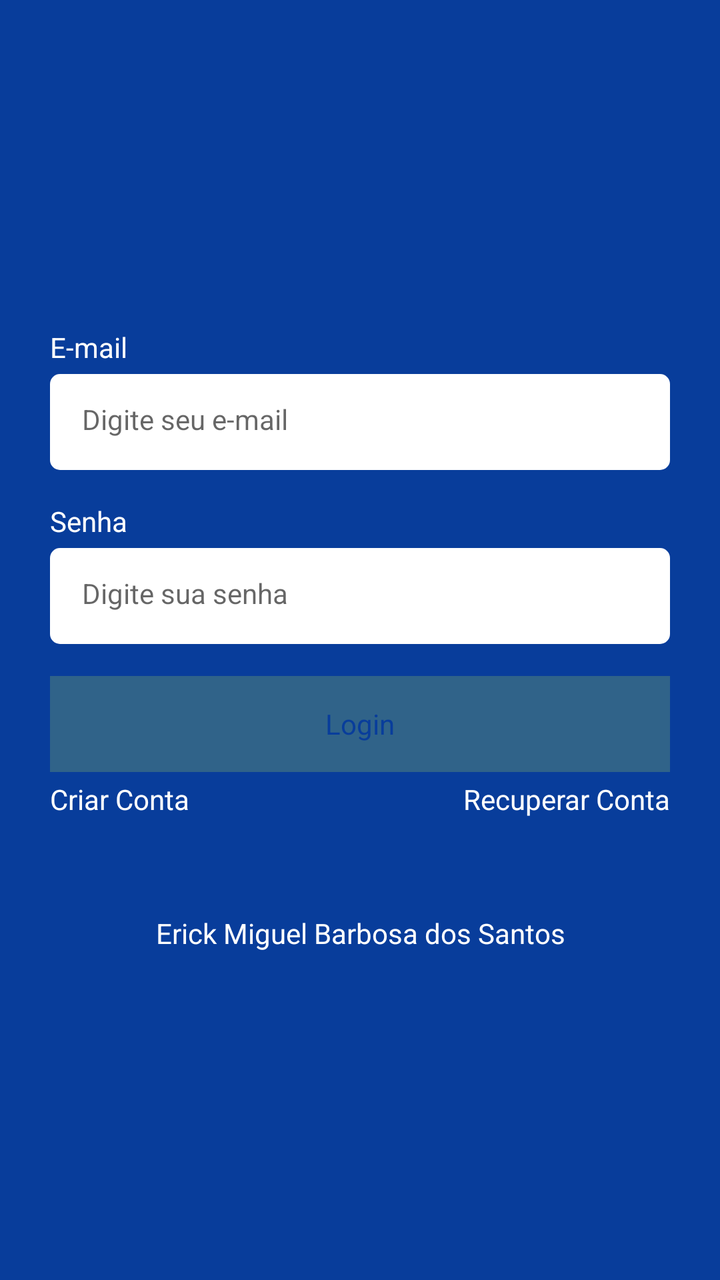
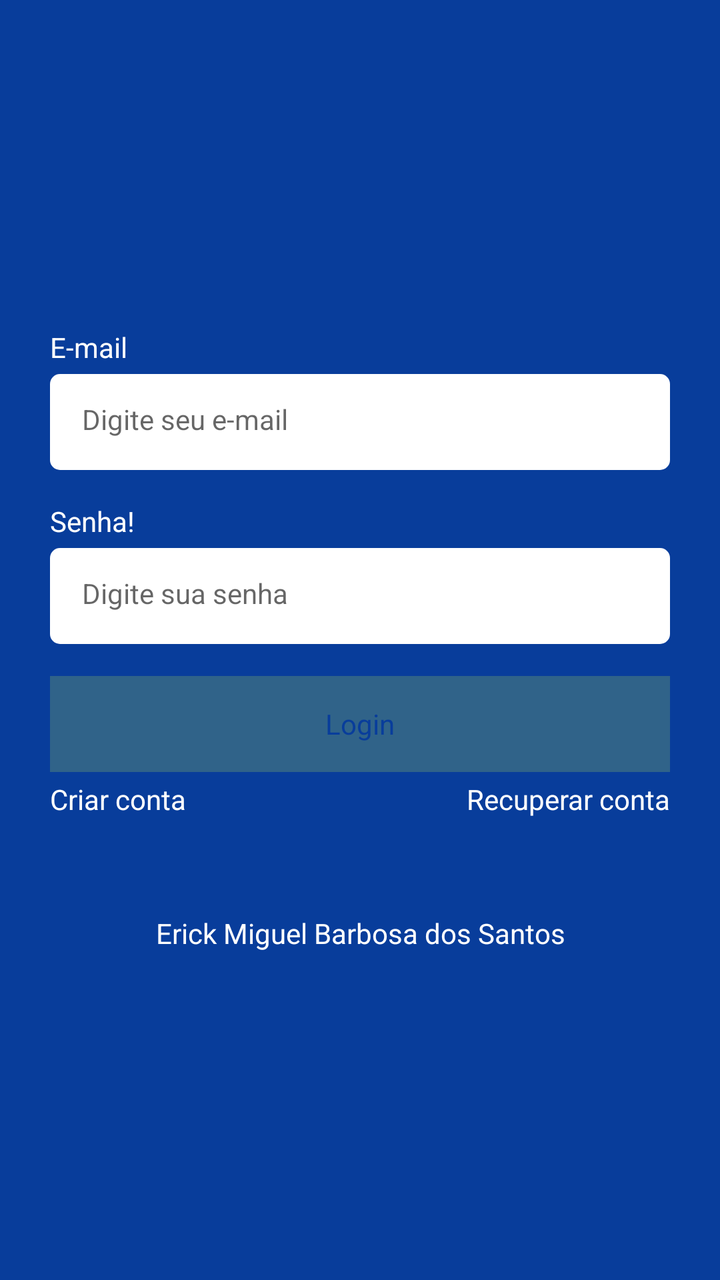

Screens rendered from an Android XML layout before and after an edit, with the pre-edit source and the edit as a unified diff.
<!-- AndroidManifest.xml: application theme Theme.Task -->
<!-- res/layout/fragment_login.xml -->
<?xml version="1.0" encoding="utf-8"?>
<androidx.constraintlayout.widget.ConstraintLayout xmlns:android="http://schemas.android.com/apk/res/android"
    xmlns:tools="http://schemas.android.com/tools"
    android:layout_width="match_parent"
    android:layout_height="match_parent"
    xmlns:app="http://schemas.android.com/apk/res-auto"
    tools:context=".ui.auth.LoginFragment">

   <LinearLayout
       android:id="@+id/linearLayout"
       android:layout_width="0dp"
       android:layout_height="wrap_content"
       app:layout_constraintBottom_toBottomOf="parent"
       app:layout_constraintEnd_toEndOf="parent"
       app:layout_constraintStart_toStartOf="parent"
       app:layout_constraintTop_toTopOf="parent"
       android:orientation="vertical"
       android:layout_marginHorizontal="25dp">

       <TextView
           android:layout_width="wrap_content"
           android:layout_height="wrap_content"
           android:text="E-mail"
           android:textColor="@color/white"/>

       <EditText
           android:id="@+id/editEmail"
           android:layout_width="match_parent"
           android:layout_height="48dp"
           android:hint="Digite seu e-mail"
           android:inputType="textEmailAddress"
           android:layout_marginTop="4dp"
           style="@style/EditTextTheme"/>

       <TextView
           android:layout_width="wrap_content"
           android:layout_height="wrap_content"
           android:text="Senha"
           android:textColor="@color/white"
           android:layout_marginTop="16dp"/>

       <EditText
           android:id="@+id/editSenha"
           android:layout_width="match_parent"
           android:layout_height="48dp"
           android:inputType="textPassword"
           android:hint="Digite sua senha"
           android:layout_marginTop="4dp"
           style="@style/EditTextTheme"/>

       <com.google.android.material.button.MaterialButton
           android:layout_width="match_parent"
           android:layout_height="wrap_content"
           android:text="Login"
           android:id="@+id/btnLogin"
           app:backgroundTint="@color/azul3"
           android:layout_marginTop="16dp"
           style="@style/ButtonTheme"/>

       <LinearLayout
           android:layout_width="match_parent"
           android:layout_height="wrap_content"
           android:orientation="horizontal"
           android:layout_marginTop="4dp">

           <TextView
               android:id="@+id/btnRegister"
               android:layout_width="wrap_content"
               android:layout_height="wrap_content"
               android:text="Criar Conta"
               android:layout_weight="1"
               android:textAlignment="textStart"
               android:textColor="@color/white"/>

           <TextView
               android:id="@+id/btnRecover"
               android:layout_width="wrap_content"
               android:layout_height="wrap_content"
               android:text="Recuperar Conta"
               android:layout_weight="1"
               android:textAlignment="textEnd"
               android:textColor="@color/white"/>

       </LinearLayout>

       <ProgressBar
           android:layout_width="wrap_content"
           android:layout_height="wrap_content"
           android:indeterminateTint="@color/white"
           android:layout_gravity="center"
           tools:visibility="visible"
           android:visibility="invisible"/>

       <TextView
           android:layout_width="match_parent"
           android:layout_height="match_parent"
           android:text="Erick Miguel Barbosa dos Santos"
           android:textColor="@color/white"
           android:gravity="center"/>

   </LinearLayout>

</androidx.constraintlayout.widget.ConstraintLayout>
<!-- resources referenced by this layout -->
<resources>
  <color name="azul3">#306389</color>
  <color name="white">#FFFFFFFF</color>
  <style name="ButtonTheme" parent="Theme.MaterialComponents.DayNight.NoActionBar">
          <item name="android:background">@drawable/bg_btn</item>
          <item name="android:textAllCaps">false</item>
          <item name="android:textColor">@color/color_default</item>
          <item name="backgroundTint">@null</item>
      </style>
  <style name="EditTextTheme" parent="Theme.MaterialComponents.DayNight.NoActionBar">
          <item name="android:background">@drawable/bg_edit_text</item>
          <item name="android:padding">16dp</item>
          <item name="android:textSize">14sp</item>
      </style>
  <style name="Theme.Task" parent="Base.Theme.Task" />
  <!-- drawable bg_btn (drawable) -->
  <?xml version="1.0" encoding="utf-8"?>
  <shape xmlns:android="http://schemas.android.com/apk/res/android"
      android:shape="rectangle">
  
      <solid android:color="@color/white"/>
      <solid android:radius="5dp"/>
  </shape>
  <color name="color_default">#083D9B</color>
  <!-- drawable bg_edit_text (drawable) -->
  <?xml version="1.0" encoding="utf-8"?>
  <shape xmlns:android="http://schemas.android.com/apk/res/android"
      android:shape="rectangle">
  
      <solid android:color="@color/white"/>
      <corners android:radius="5dp"/>
  
  </shape>
  <style name="Base.Theme.Task" parent="Theme.Material3.DayNight.NoActionBar">
          
          <item name="colorPrimary">@color/color_default</item>
          <item name="colorPrimaryVariant">@color/color_default</item>
          <item name="android:windowBackground">@color/color_default</item>
      </style>
</resources>

<!-- the commit's change to res/layout/fragment_login.xml (unified diff, before → after) -->
@@ -20,14 +20,14 @@
        <TextView
            android:layout_width="wrap_content"
            android:layout_height="wrap_content"
-           android:text="E-mail"
+           android:text="@string/email_text"
            android:textColor="@color/white"/>
 
        <EditText
            android:id="@+id/editEmail"
            android:layout_width="match_parent"
            android:layout_height="48dp"
-           android:hint="Digite seu e-mail"
+           android:hint="@string/hint_edit_email"
            android:inputType="textEmailAddress"
            android:layout_marginTop="4dp"
            style="@style/EditTextTheme"/>
@@ -35,7 +35,7 @@
        <TextView
            android:layout_width="wrap_content"
            android:layout_height="wrap_content"
-           android:text="Senha"
+           android:text="@string/password_text"
            android:textColor="@color/white"
            android:layout_marginTop="16dp"/>
 
@@ -44,7 +44,7 @@
            android:layout_width="match_parent"
            android:layout_height="48dp"
            android:inputType="textPassword"
-           android:hint="Digite sua senha"
+           android:hint="@string/hint_edit_password"
            android:layout_marginTop="4dp"
            style="@style/EditTextTheme"/>
 
@@ -67,7 +67,7 @@
                android:id="@+id/btnRegister"
                android:layout_width="wrap_content"
                android:layout_height="wrap_content"
-               android:text="Criar Conta"
+               android:text="@string/text_button_register_login_fragment"
                android:layout_weight="1"
                android:textAlignment="textStart"
                android:textColor="@color/white"/>
@@ -76,7 +76,7 @@
                android:id="@+id/btnRecover"
                android:layout_width="wrap_content"
                android:layout_height="wrap_content"
-               android:text="Recuperar Conta"
+               android:text="@string/text_button_recover_login_fragment"
                android:layout_weight="1"
                android:textAlignment="textEnd"
                android:textColor="@color/white"/>
<!-- resource entries referenced after the edit -->
@@ -2,6 +2,12 @@
 <resources>
   <color name="azul3">#306389</color>
   <color name="white">#FFFFFFFF</color>
+  <string name="email_text">E-mail</string>
+  <string name="hint_edit_email">Digite seu e-mail</string>
+  <string name="hint_edit_password">Digite sua senha</string>
+  <string name="password_text">Senha!</string>
+  <string name="text_button_recover_login_fragment">Recuperar conta</string>
+  <string name="text_button_register_login_fragment">Criar conta</string>
   <style name="ButtonTheme" parent="Theme.MaterialComponents.DayNight.NoActionBar">
           <item name="android:background">@drawable/bg_btn</item>
           <item name="android:textAllCaps">false</item>
